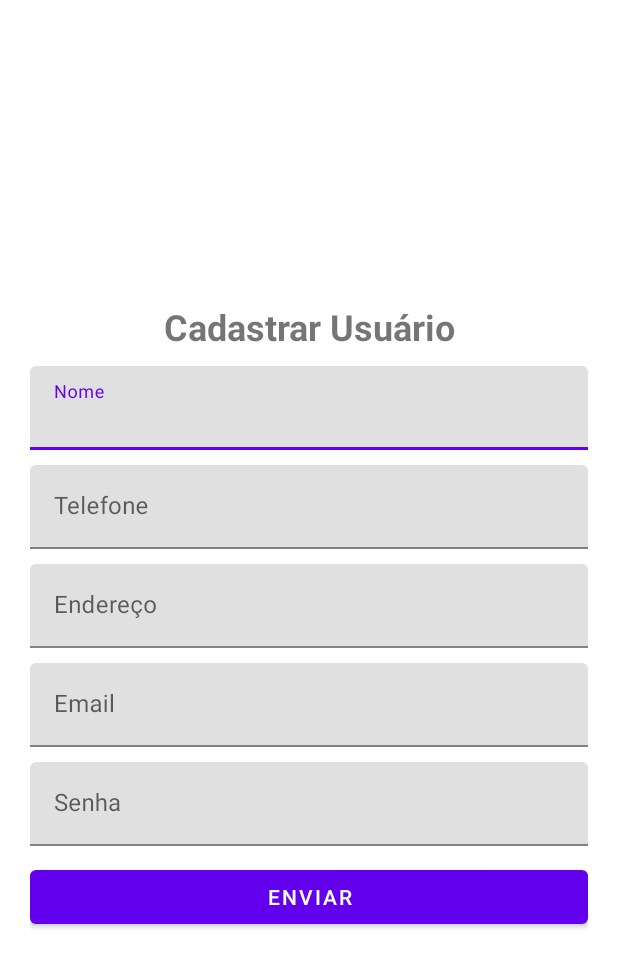
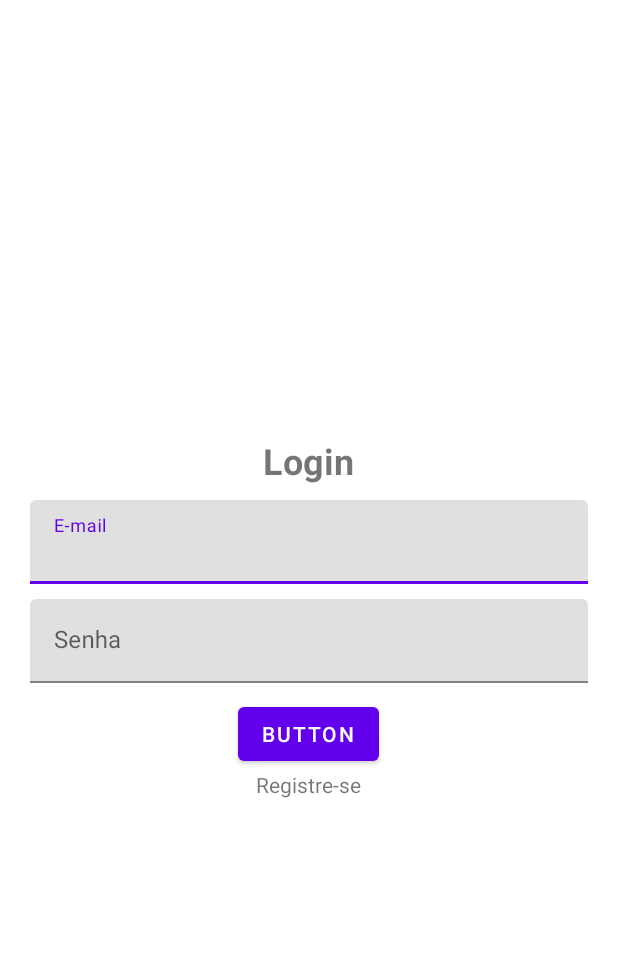
Before and after one commit to italomp/SAHCE_UFCG_FRONT, an Android app: the screen it shows after launch (UserRegisterActivity before the commit, LoginActivity after it), after a tap on "LOGIN", on a phone screen of 412 x 824 dp. Shown: the top 967 px of the screen. Run offline under Robolectric (Android 15) with nearby library versions, the phone set to English and light mode, and no system bars.

Commit message:
login screen developed

```diff
--- a/app/src/main/AndroidManifest.xml
+++ b/app/src/main/AndroidManifest.xml
@@ -3,7 +3,7 @@
     xmlns:tools="http://schemas.android.com/tools"
     package="com.example.sahce_ufcg">
 
-    <uses-permission android:name="android.permission.INTERNET"/>
+    <uses-permission android:name="android.permission.INTERNET" />
 
     <application
         android:allowBackup="true"
@@ -14,8 +14,11 @@
         android:roundIcon="@mipmap/ic_launcher_round"
         android:supportsRtl="true"
         android:theme="@style/Theme.SAHCE_UFCG"
-        tools:targetApi="31"
-        android:usesCleartextTraffic="true">
+        android:usesCleartextTraffic="true"
+        tools:targetApi="31">
+        <activity
+            android:name=".activities.LoginActivity"
+            android:exported="false" />
         <activity
             android:name=".activities.UserRegisterActivity"
             android:exported="false" />
--- /dev/null
+++ b/app/src/main/java/com/example/sahce_ufcg/activities/LoginActivity.java
@@ -0,0 +1,42 @@
+package com.example.sahce_ufcg.activities;
+
+import android.content.Intent;
+import android.os.Bundle;
+import android.view.View;
+import android.widget.Button;
+import android.widget.TextView;
+
+import androidx.appcompat.app.AppCompatActivity;
+
+import com.example.sahce_ufcg.R;
+import com.google.android.material.textfield.TextInputEditText;
+
+public class LoginActivity extends AppCompatActivity {
+    TextInputEditText emailEditText, passwordEditText;
+    Button loginButton;
+    TextView signupTextView;
+
+    @Override
+    protected void onCreate(Bundle savedInstanceState) {
+        super.onCreate(savedInstanceState);
+        setContentView(R.layout.activity_login);
+        setViews();
+    }
+
+    public void setViews(){
+        emailEditText = findViewById(R.id.email_field);
+        passwordEditText = findViewById(R.id.password_field);
+        loginButton = findViewById(R.id.login_button);
+        setSignupTextView();
+    }
+
+    public void setSignupTextView(){
+        signupTextView = findViewById(R.id.signup_text);
+        signupTextView.setOnClickListener(new View.OnClickListener() {
+            @Override
+            public void onClick(View view) {
+                startActivity(new Intent(getApplicationContext(), UserRegisterActivity.class));
+            }
+        });
+    }
+}
--- a/app/src/main/java/com/example/sahce_ufcg/activities/MainActivity.java
+++ b/app/src/main/java/com/example/sahce_ufcg/activities/MainActivity.java
@@ -1,11 +1,11 @@
 package com.example.sahce_ufcg.activities;
-
-import androidx.appcompat.app.AppCompatActivity;
 
 import android.content.Intent;
 import android.os.Bundle;
 import android.view.View;
 import android.widget.Button;
+
+import androidx.appcompat.app.AppCompatActivity;
 
 import com.example.sahce_ufcg.R;
 
@@ -21,7 +21,7 @@ public class MainActivity extends AppCompatActivity {
         loginButton.setOnClickListener(new View.OnClickListener() {
             @Override
             public void onClick(View view) {
-                startActivity(new Intent(getApplicationContext(), UserRegisterActivity.class));
+                startActivity(new Intent(getApplicationContext(), LoginActivity.class));
             }
         });
     }
--- /dev/null
+++ b/app/src/main/res/layout/activity_login.xml
@@ -0,0 +1,69 @@
+<?xml version="1.0" encoding="utf-8"?>
+<LinearLayout
+    xmlns:android="http://schemas.android.com/apk/res/android"
+    xmlns:app="http://schemas.android.com/apk/res-auto"
+    xmlns:tools="http://schemas.android.com/tools"
+    tools:context=".activities.LoginActivity"
+    android:layout_width="match_parent"
+    android:layout_height="match_parent"
+    android:orientation="vertical"
+    android:layout_margin="20dp"
+    android:gravity="center">
+
+    <TextView
+        android:id="@+id/login_header"
+        android:layout_width="wrap_content"
+        android:layout_height="wrap_content"
+        android:text="@string/header_login"
+        style="@style/headers_style"/>
+
+    <com.google.android.material.textfield.TextInputLayout
+        android:id="@+id/input_email"
+        android:layout_width="match_parent"
+        android:layout_height="wrap_content"
+        tools:layout_editor_absoluteX="1dp"
+        tools:layout_editor_absoluteY="216dp"
+        android:layout_marginBottom="@dimen/margin_bottom_user_register_input_fields">
+
+        <com.google.android.material.textfield.TextInputEditText
+            android:id="@+id/email_field"
+            android:layout_width="match_parent"
+            android:layout_height="wrap_content"
+            android:hint="@string/field_email"
+            android:inputType="textEmailAddress"/>
+    </com.google.android.material.textfield.TextInputLayout>
+
+    <com.google.android.material.textfield.TextInputLayout
+        android:id="@+id/input_password"
+        android:layout_width="match_parent"
+        android:layout_height="wrap_content"
+        tools:layout_editor_absoluteX="1dp"
+        tools:layout_editor_absoluteY="354dp"
+        android:layout_marginBottom="@dimen/margin_bottom_user_register_input_fields">
+
+        <com.google.android.material.textfield.TextInputEditText
+            android:id="@+id/password_field"
+            android:layout_width="match_parent"
+            android:layout_height="wrap_content"
+            android:hint="@string/field_password"
+            android:inputType="textPassword"/>
+    </com.google.android.material.textfield.TextInputLayout>
+
+    <Button
+        android:id="@+id/login_button"
+        android:layout_width="wrap_content"
+        android:layout_height="wrap_content"
+        android:text="Button"
+        tools:layout_editor_absoluteX="156dp"
+        tools:layout_editor_absoluteY="474dp"
+        />
+
+    <TextView
+        android:id="@+id/signup_text"
+        android:layout_width="wrap_content"
+        android:layout_height="wrap_content"
+        android:text="@string/link_signup"
+        tools:layout_editor_absoluteX="175dp"
+        tools:layout_editor_absoluteY="586dp"
+        android:clickable="true"/>
+</LinearLayout>
--- a/app/src/main/res/layout/activity_main.xml
+++ b/app/src/main/res/layout/activity_main.xml
@@ -10,7 +10,7 @@
         android:id="@+id/login_button"
         android:layout_width="wrap_content"
         android:layout_height="wrap_content"
-        android:text="@string/btn_login_text"
+        android:text="@string/btn_login"
         tools:layout_editor_absoluteX="154dp"
         tools:layout_editor_absoluteY="298dp"
         tools:ignore="MissingConstraints" />
--- a/app/src/main/res/layout/activity_user_register.xml
+++ b/app/src/main/res/layout/activity_user_register.xml
@@ -5,16 +5,13 @@
     android:layout_height="match_parent"
     android:orientation="vertical"
     android:layout_margin="20dp"
-    android:gravity="center_vertical">
+    android:gravity="center">
 
     <TextView
-        android:layout_width="match_parent"
+        android:layout_width="wrap_content"
         android:layout_height="wrap_content"
-        android:text="@string/user_register_header"
-        android:textSize="24sp"
-        android:textStyle="bold"
-        android:gravity="center"
-        android:layout_marginBottom="@dimen/margin_bottom_user_register_input_fields"/>
+        android:text="@string/header_user_register"
+        style="@style/headers_style"/>
 
     <com.google.android.material.textfield.TextInputLayout
         android:layout_width="match_parent"
@@ -27,7 +24,8 @@
             android:id="@+id/name_field"
             android:layout_width="match_parent"
             android:layout_height="wrap_content"
-            android:hint="@string/text_field_name" />
+            android:hint="@string/field_name"
+            android:inputType="text"/>
     </com.google.android.material.textfield.TextInputLayout>
 
     <com.google.android.material.textfield.TextInputLayout
@@ -41,7 +39,8 @@
             android:id="@+id/phone_field"
             android:layout_width="match_parent"
             android:layout_height="wrap_content"
-            android:hint="@string/text_field_phone" />
+            android:hint="@string/field_phone"
+            android:inputType="number"/>
     </com.google.android.material.textfield.TextInputLayout>
 
     <com.google.android.material.textfield.TextInputLayout
@@ -55,7 +54,8 @@
             android:id="@+id/address_field"
             android:layout_width="match_parent"
             android:layout_height="wrap_content"
-            android:hint="@string/text_field_address" />
+            android:hint="@string/field_address"
+            android:inputType="text"/>
     </com.google.android.material.textfield.TextInputLayout>
 
     <com.google.android.material.textfield.TextInputLayout
@@ -69,7 +69,8 @@
             android:id="@+id/email_field"
             android:layout_width="match_parent"
             android:layout_height="wrap_content"
-            android:hint="@string/text_field_email" />
+            android:hint="@string/field_email"
+            android:inputType="textEmailAddress"/>
     </com.google.android.material.textfield.TextInputLayout>
 
     <com.google.android.material.textfield.TextInputLayout
@@ -83,12 +84,13 @@
             android:id="@+id/password_field"
             android:layout_width="match_parent"
             android:layout_height="wrap_content"
-            android:hint="@string/text_field_password" />
+            android:hint="@string/field_password"
+            android:inputType="textPassword"/>
     </com.google.android.material.textfield.TextInputLayout>
 
     <Button
         android:id="@+id/send_button"
         android:layout_width="match_parent"
         android:layout_height="wrap_content"
-        android:text="@string/btn_send_text"/>
+        android:text="@string/btn_send"/>
 </LinearLayout>
--- a/app/src/main/res/values/strings.xml
+++ b/app/src/main/res/values/strings.xml
@@ -1,15 +1,22 @@
 <resources>
     <string name="app_name">SAHCE_UFCG</string>
 
-    <string name="btn_login_text">Login</string>
-    <string name="btn_send_text">Enviar</string>
+    <!-- Buttons -->
+    <string name="btn_login">Login</string>
+    <string name="btn_send">Enviar</string>
 
-    <string name="text_field_name">Nome</string>
-    <string name="text_field_cpf">CPF</string>
-    <string name="text_field_password">Senha</string>
-    <string name="text_field_address">Endereço</string>
-    <string name="text_field_email">Email</string>
-    <string name="text_field_phone">Telefone</string>
+    <!-- Input Fields -->
+    <string name="field_name">Nome</string>
+    <string name="field_cpf">CPF</string>
+    <string name="field_password">Senha</string>
+    <string name="field_address">Endereço</string>
+    <string name="field_email">E-mail</string>
+    <string name="field_phone">Telefone</string>
 
-    <string name="user_register_header">Cadastrar Usuário</string>
+    <!-- Headers -->
+    <string name="header_user_register">Cadastrar Usuário</string>
+    <string name="header_login">Login</string>
+
+    <!-- Links -->
+    <string name="link_signup">Registre-se</string>
 </resources>
--- a/app/src/main/res/values/themes.xml
+++ b/app/src/main/res/values/themes.xml
@@ -13,4 +13,10 @@
         <item name="android:statusBarColor" tools:targetApi="l">?attr/colorPrimaryVariant</item>
         <!-- Customize your theme here. -->
     </style>
+
+    <style name="headers_style">
+        <item name="android:textSize">24sp</item>
+        <item name="android:textStyle">bold</item>
+        <item name="android:layout_marginBottom">10dp</item>
+    </style>
 </resources>
```
